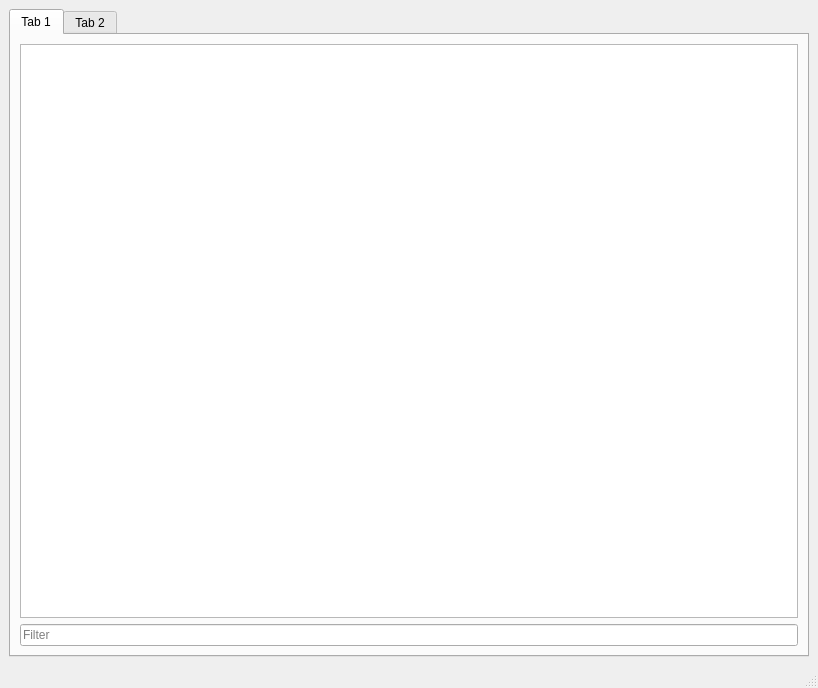
Old version of the form mypyui/tabui.ui in the repository ZeeD/movs-viewer.
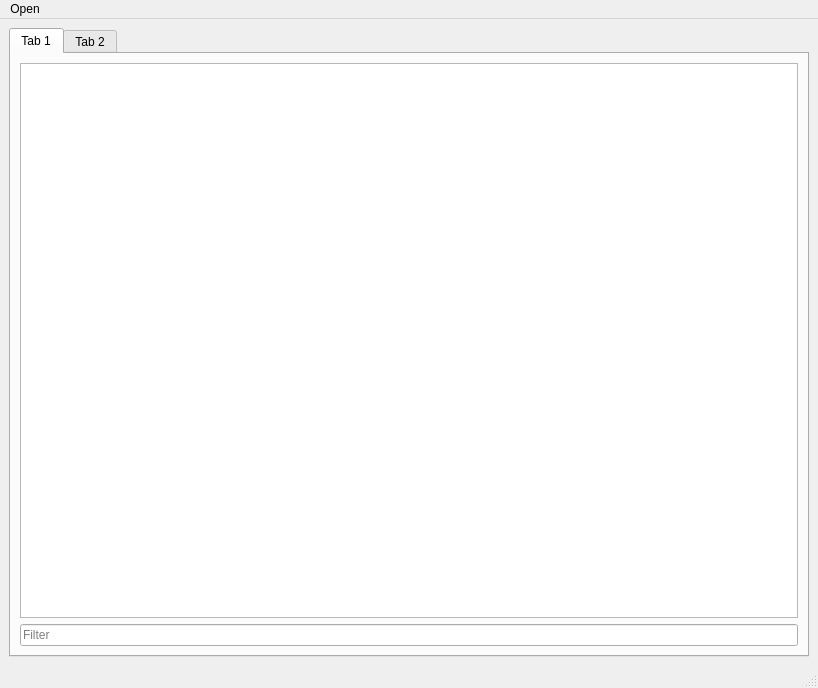
New version of the form. The open tabs and pages were chosen to show the change.

Commit message: reload data + open popup

```diff
--- a/mypyui/tabui.ui
+++ b/mypyui/tabui.ui
@@ -90,6 +90,13 @@
      <height>21</height>
     </rect>
    </property>
+   <widget class="QMenu" name="menuOpen">
+    <property name="title">
+     <string>Open</string>
+    </property>
+    <addaction name="actionOpen"/>
+   </widget>
+   <addaction name="menuOpen"/>
   </widget>
   <widget class="QStatusBar" name="statusbar"/>
  </widget>
```
Left out of the diff: 7 changed lines with no effect on the pictures. The commit also changes 5 other files.
